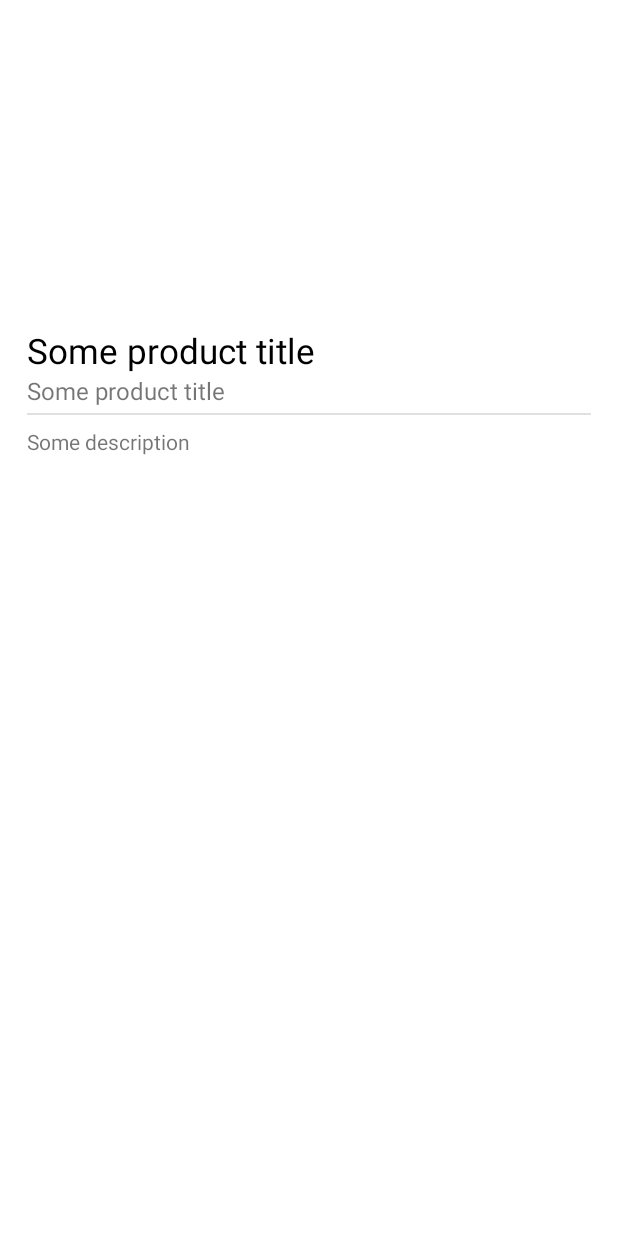
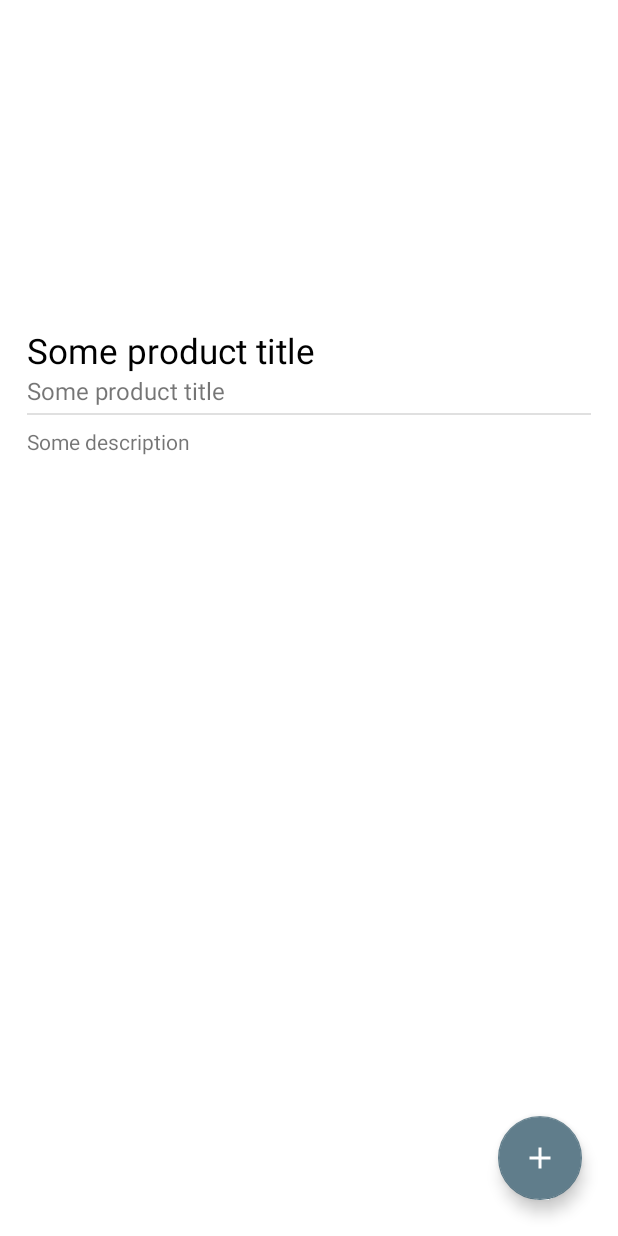
Before and after one commit to elastic/opbeans-android, an Android app: the layout activity_product_detail.xml on its own in the app's theme, with its tools: preview values and no code run, on a phone screen of 412 x 824 dp. Run offline under Robolectric (Android 15) with nearby library versions, the phone set to English and light mode, and no system bars; network calls fail.

Commit message:
Using floating action button to add products to the cart

```diff
--- a/app/src/main/java/co/elastic/apm/opbeans/modules/productdetail/ProductDetailActivity.kt
+++ b/app/src/main/java/co/elastic/apm/opbeans/modules/productdetail/ProductDetailActivity.kt
@@ -20,6 +20,7 @@ import co.elastic.apm.opbeans.app.data.models.ProductDetail
 import co.elastic.apm.opbeans.modules.productdetail.ui.ProductDetailState
 import co.elastic.apm.opbeans.modules.productdetail.ui.ProductDetailViewModel
 import com.bumptech.glide.Glide
+import com.google.android.material.floatingactionbutton.FloatingActionButton
 import dagger.hilt.android.AndroidEntryPoint
 import kotlinx.coroutines.flow.collectLatest
 import kotlinx.coroutines.launch
@@ -38,6 +39,7 @@ class ProductDetailActivity : AppCompatActivity(), MenuProvider {
     private lateinit var contentContainer: View
     private lateinit var errorMessage: TextView
     private lateinit var containers: List<View>
+    private lateinit var addToCartButton: FloatingActionButton
 
     companion object {
         private const val PARAM_PRODUCT_ID = "product_id"
@@ -56,10 +58,10 @@ class ProductDetailActivity : AppCompatActivity(), MenuProvider {
         setContentView(R.layout.activity_product_detail)
         initViews()
         initOptionsMenu()
+        initClicks()
 
         productId = getProductId()
         setUpToolbar()
-
 
         lifecycleScope.launch {
             viewModel.state.collectLatest {
@@ -74,6 +76,12 @@ class ProductDetailActivity : AppCompatActivity(), MenuProvider {
         }
 
         viewModel.fetchProduct(productId)
+    }
+
+    private fun initClicks() {
+        addToCartButton.setOnClickListener {
+            addItemToCart()
+        }
     }
 
     private fun setUpToolbar() {
@@ -100,6 +108,7 @@ class ProductDetailActivity : AppCompatActivity(), MenuProvider {
         errorContainer = findViewById(R.id.product_detail_error_container)
         loadingContainer = findViewById(R.id.product_detail_loading_container)
         errorMessage = findViewById(R.id.product_detail_error_message)
+        addToCartButton = findViewById(R.id.add_to_cart_fab)
         containers = listOf(errorContainer, loadingContainer, contentContainer)
     }
 
@@ -143,12 +152,10 @@ class ProductDetailActivity : AppCompatActivity(), MenuProvider {
     }
 
     override fun onCreateMenu(menu: Menu, menuInflater: MenuInflater) {
-        menuInflater.inflate(R.menu.product_detail_options_menu, menu)
     }
 
     override fun onMenuItemSelected(menuItem: MenuItem): Boolean {
         when (menuItem.itemId) {
-            R.id.add_to_cart -> addItemToCart()
             android.R.id.home -> onBackPressed()
         }
 
--- a/app/src/main/res/layout/activity_product_detail.xml
+++ b/app/src/main/res/layout/activity_product_detail.xml
@@ -1,15 +1,20 @@
 <?xml version="1.0" encoding="utf-8"?>
-<FrameLayout xmlns:android="http://schemas.android.com/apk/res/android"
+<androidx.constraintlayout.widget.ConstraintLayout xmlns:android="http://schemas.android.com/apk/res/android"
+    xmlns:app="http://schemas.android.com/apk/res-auto"
     xmlns:tools="http://schemas.android.com/tools"
     android:layout_width="match_parent"
     android:layout_height="match_parent">
 
     <LinearLayout
         android:id="@+id/product_detail_error_container"
-        android:layout_width="match_parent"
-        android:layout_height="match_parent"
+        android:layout_width="0dp"
+        android:layout_height="0dp"
         android:gravity="center"
-        android:orientation="vertical">
+        android:orientation="vertical"
+        app:layout_constraintBottom_toBottomOf="parent"
+        app:layout_constraintEnd_toEndOf="parent"
+        app:layout_constraintStart_toStartOf="parent"
+        app:layout_constraintTop_toTopOf="parent">
 
         <TextView
             android:id="@+id/product_detail_error_message"
@@ -20,10 +25,14 @@
 
     <LinearLayout
         android:id="@+id/product_detail_loading_container"
-        android:layout_width="match_parent"
-        android:layout_height="match_parent"
+        android:layout_width="0dp"
+        android:layout_height="0dp"
         android:gravity="center"
-        android:orientation="vertical">
+        android:orientation="vertical"
+        app:layout_constraintBottom_toBottomOf="parent"
+        app:layout_constraintEnd_toEndOf="parent"
+        app:layout_constraintStart_toStartOf="parent"
+        app:layout_constraintTop_toTopOf="parent">
 
         <com.google.android.material.progressindicator.CircularProgressIndicator
             android:layout_width="@dimen/circular_progress_size"
@@ -32,8 +41,11 @@
 
     <ScrollView
         android:id="@+id/product_detail_content"
-        android:layout_width="match_parent"
-        android:layout_height="wrap_content">
+        android:layout_width="0dp"
+        android:layout_height="wrap_content"
+        app:layout_constraintEnd_toEndOf="parent"
+        app:layout_constraintStart_toStartOf="parent"
+        app:layout_constraintTop_toTopOf="parent">
 
         <LinearLayout
             android:layout_width="match_parent"
@@ -82,4 +94,14 @@
             </LinearLayout>
         </LinearLayout>
     </ScrollView>
-</FrameLayout>
+
+    <com.google.android.material.floatingactionbutton.FloatingActionButton
+        android:id="@+id/add_to_cart_fab"
+        android:layout_width="wrap_content"
+        android:layout_height="wrap_content"
+        android:layout_margin="24dp"
+        android:contentDescription="@string/product_detail_add_to_cart"
+        android:src="@drawable/ic_add"
+        app:layout_constraintBottom_toBottomOf="parent"
+        app:layout_constraintEnd_toEndOf="parent" />
+</androidx.constraintlayout.widget.ConstraintLayout>
--- a/app/src/main/res/values/themes.xml
+++ b/app/src/main/res/values/themes.xml
@@ -8,7 +8,7 @@
         <!-- Secondary brand color. -->
         <item name="colorSecondary">@color/blue_gray</item>
         <item name="colorSecondaryVariant">@color/dark_blue_gray</item>
-        <item name="colorOnSecondary">@color/black</item>
+        <item name="colorOnSecondary">@color/white</item>
         <!-- Status bar color. -->
         <item name="android:statusBarColor" tools:targetApi="l">?attr/colorPrimaryVariant</item>
         <!-- Customize your theme here. -->
```
